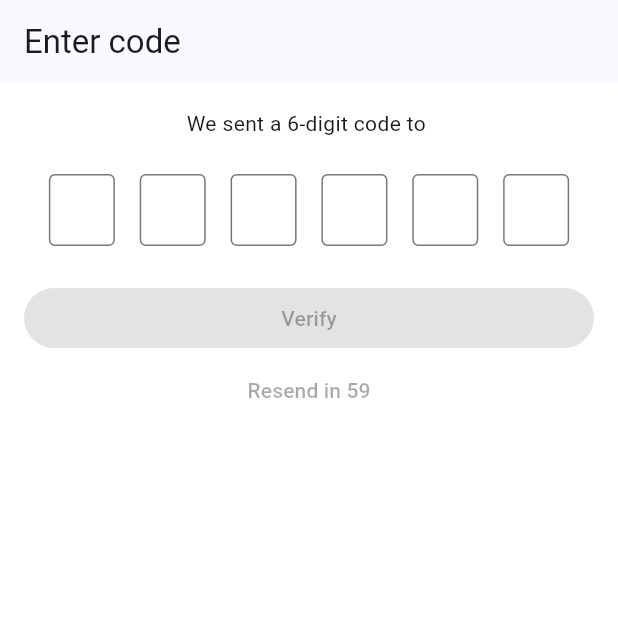
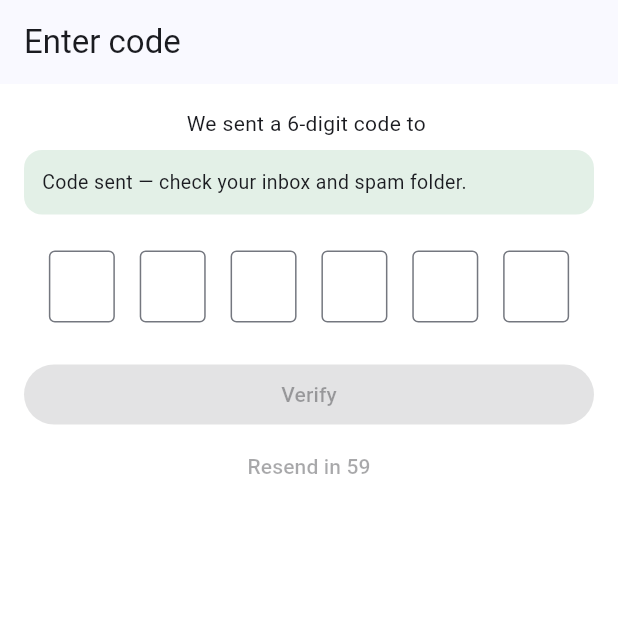
Before and after one commit to SirLifted/CallGuard, a Flutter app: the OtpScreen screen opened by its route, on a phone screen of 412 x 824 dp, the top half of it. Run offline on Flutter 3.47's test engine with Material 3 defaults, Android fonts, the phone set to English and light mode, and no system bars; our stand-ins replace flutter_riverpod, go_router, supabase_flutter; missing offline and left inert: livekit_client; accounts and stored records are empty.

Commit message:
Auth UX: send/verify spinners, code-sent banner, resend toast

```diff
--- a/apps/mobile/lib/screens/auth/otp_screen.dart
+++ b/apps/mobile/lib/screens/auth/otp_screen.dart
@@ -48,6 +48,17 @@ class _OtpScreenState extends ConsumerState<OtpScreen> {
         child: Column(children: [
           Text('We sent a 6-digit code to ${auth.email}',
               style: const TextStyle(fontSize: 14)),
+          const SizedBox(height: 8),
+          Container(
+            width: double.infinity,
+            padding: const EdgeInsets.all(12),
+            decoration: BoxDecoration(
+              color: AppTokens.success.withValues(alpha: 0.12),
+              borderRadius: BorderRadius.circular(12),
+            ),
+            child: const Text('Code sent — check your inbox and spam folder.',
+                style: TextStyle(fontSize: 13)),
+          ),
           const SizedBox(height: 24),
           Row(
             mainAxisAlignment: MainAxisAlignment.spaceEvenly,
@@ -79,13 +90,26 @@ class _OtpScreenState extends ConsumerState<OtpScreen> {
           SizedBox(
             width: double.infinity,
             child: ElevatedButton(
-              onPressed: code.length == 6 ? () => ctrl.confirmOtp(code) : null,
+              onPressed: (code.length == 6 && !ref.watch(authProvider).verifying)
+                  ? () => ctrl.confirmOtp(code)
+                  : null,
               style: ElevatedButton.styleFrom(backgroundColor: AppTokens.primary),
-              child: const Text('Verify'),
+              child: ref.watch(authProvider).verifying
+                  ? const SizedBox(
+                      width: 20,
+                      height: 20,
+                      child: CircularProgressIndicator(strokeWidth: 2, color: Colors.white))
+                  : const Text('Verify'),
             ),
           ),
           TextButton(
-            onPressed: _seconds == 0 ? ctrl.sendOtp : null,
+            onPressed: _seconds == 0
+                ? () {
+                    final messenger = ScaffoldMessenger.of(context);
+                    ctrl.sendOtp().then((_) => messenger.showSnackBar(
+                        const SnackBar(content: Text('New code sent — check inbox and spam'))));
+                  }
+                : null,
             child: Text(_seconds == 0 ? 'Resend code' : 'Resend in $_seconds'),
           ),
         ]),
```
Also changed, not shown: apps/mobile/lib/auth/auth_controller.dart (+20 -9 lines), apps/mobile/lib/screens/auth/register_screen.dart (+7 -2 lines).
